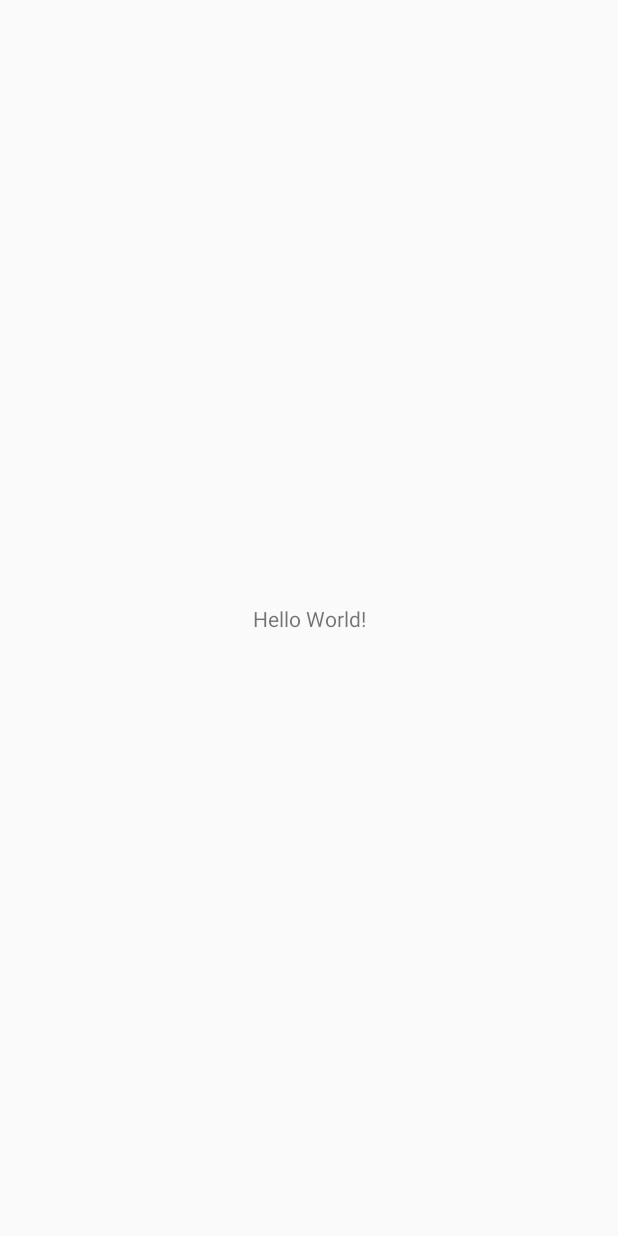
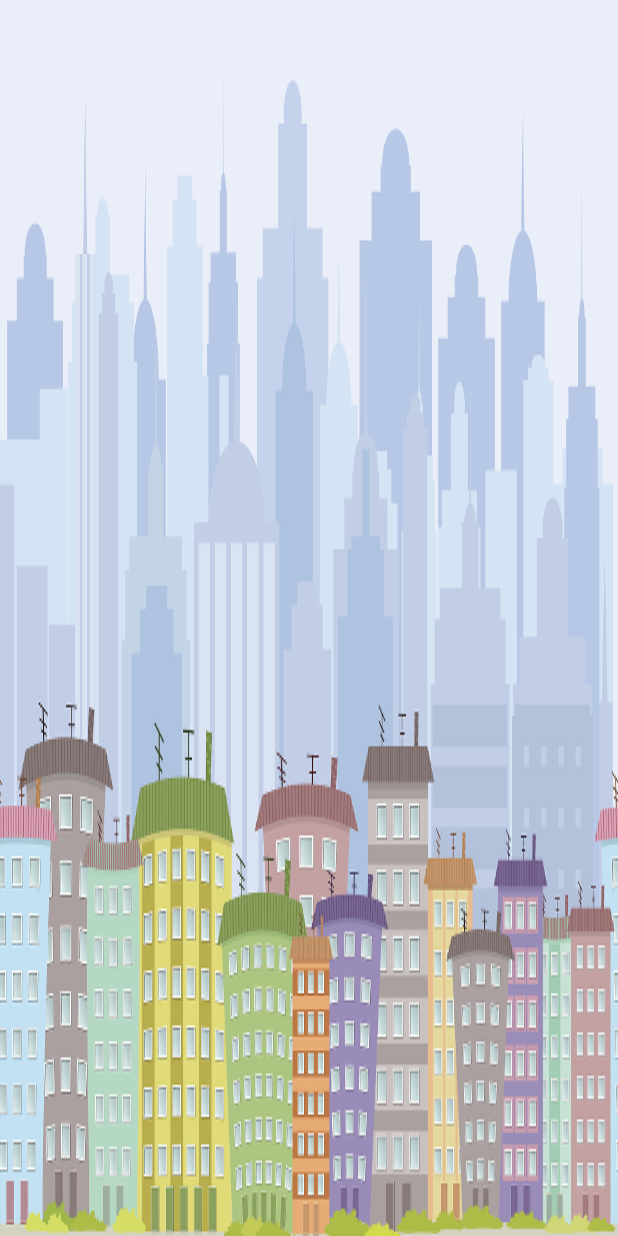
Before and after one commit to Michael-Bissinger/Balloon-Game-App-Android, an Android app: the screen it shows after launch (MainActivity), on a phone screen of 412 x 824 dp. Before the commit the screen is almost empty. Run offline under Robolectric (Android 15) with nearby library versions, the phone set to English and light mode, and no system bars.

Commit message:
add background and delete hello world

```diff
--- a/app/src/main/java/com/example/hsport/gameapp/MainActivity.java
+++ b/app/src/main/java/com/example/hsport/gameapp/MainActivity.java
@@ -15,6 +15,8 @@
     protected void onCreate(Bundle savedInstanceState) {
         super.onCreate(savedInstanceState);
         setContentView(R.layout.activity_main);
+
+        getWindow().setBackgroundDrawableResource(R.drawable.modern_background);
 
         mContentView = (ViewGroup) findViewById(R.id.activity_main);
 
--- a/app/src/main/res/layout/activity_main.xml
+++ b/app/src/main/res/layout/activity_main.xml
@@ -7,13 +7,4 @@
     android:layout_height="match_parent"
     tools:context=".MainActivity">
 
-    <TextView
-        android:layout_width="wrap_content"
-        android:layout_height="wrap_content"
-        android:text="Hello World!"
-        app:layout_constraintBottom_toBottomOf="parent"
-        app:layout_constraintLeft_toLeftOf="parent"
-        app:layout_constraintRight_toRightOf="parent"
-        app:layout_constraintTop_toTopOf="parent" />
-
 </android.support.constraint.ConstraintLayout>
```
